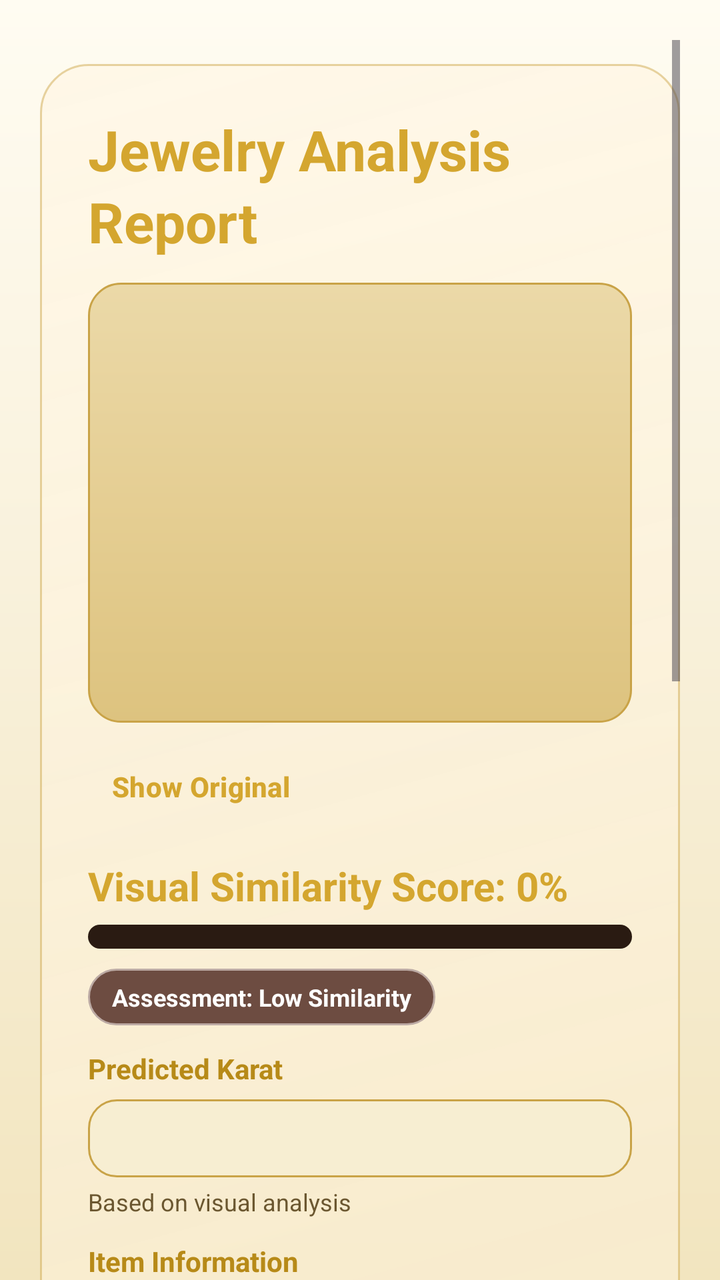
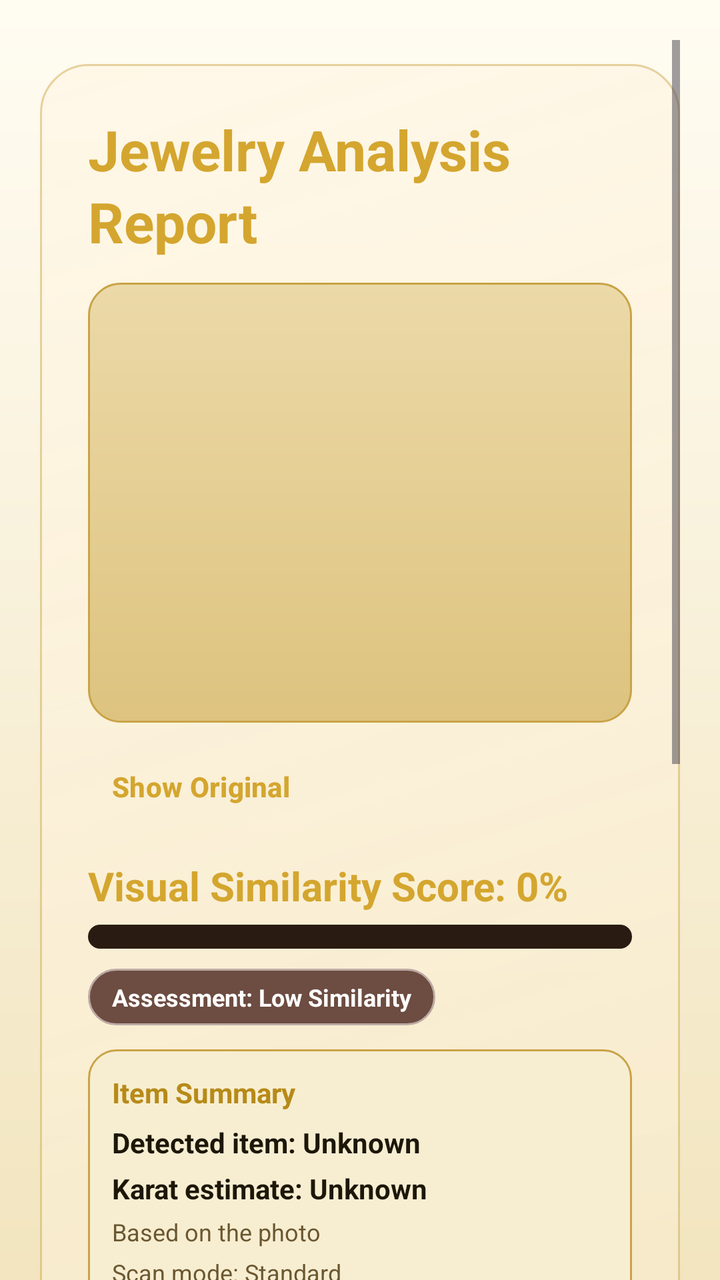

Screens rendered from an Android XML layout before and after an edit, with the pre-edit source and the edit as a unified diff.
<!-- AndroidManifest.xml: application theme Theme.StudioWebWrapper -->
<!-- res/layout/fragment_grade_result.xml -->
<?xml version="1.0" encoding="utf-8"?>
<ScrollView xmlns:android="http://schemas.android.com/apk/res/android"
    android:layout_width="match_parent"
    android:layout_height="match_parent"
    android:background="@drawable/bg_black_gold"
    android:padding="20dp"
    android:clipToPadding="false">

    <LinearLayout
        android:layout_width="match_parent"
        android:layout_height="wrap_content"
        android:layout_marginTop="12dp"
        android:background="@drawable/bg_glassmorphism"
        android:orientation="vertical"
        android:padding="24dp">

        <TextView
            android:layout_width="wrap_content"
            android:layout_height="wrap_content"
            android:text="Jewelry Analysis Report"
            android:textAppearance="@style/TextAppearance.Material3.HeadlineMedium"
            android:textColor="@color/jg_gold_light"
            android:textStyle="bold" />

        <ImageView
            android:id="@+id/previewImage"
            android:layout_width="match_parent"
            android:layout_height="220dp"
            android:layout_marginTop="12dp"
            android:background="@drawable/bg_preview"
            android:scaleType="centerCrop" />

        <com.google.android.material.button.MaterialButton
            android:id="@+id/toggleDetectionsButton"
            style="@style/JewelGrade.TextButton"
            android:layout_width="wrap_content"
            android:layout_height="wrap_content"
            android:layout_marginTop="8dp"
            android:text="Show Original" />

        <TextView
            android:id="@+id/totalScoreText"
            android:layout_width="match_parent"
            android:layout_height="wrap_content"
            android:layout_marginTop="12dp"
            android:text="Visual Similarity Score: 0%"
            android:textColor="@color/jg_gold_light"
            android:textSize="20sp"
            android:textStyle="bold" />

        <ProgressBar
            android:id="@+id/overallScoreBar"
            style="?android:attr/progressBarStyleHorizontal"
            android:layout_width="match_parent"
            android:layout_height="12dp"
            android:layout_marginTop="6dp"
            android:max="100"
            android:progress="0"
            android:progressDrawable="@drawable/progress_overall_rounded" />

        <TextView
            android:id="@+id/tierBadgeText"
            android:layout_width="wrap_content"
            android:layout_height="wrap_content"
            android:layout_marginTop="10dp"
            android:background="@drawable/bg_badge_tier_d"
            android:paddingStart="12dp"
            android:paddingTop="6dp"
            android:paddingEnd="12dp"
            android:paddingBottom="6dp"
            android:text="Assessment: Low Similarity"
            android:textAllCaps="false"
            android:textColor="#FFFFFF"
            android:textSize="12sp"
            android:textStyle="bold" />

        <TextView
            android:layout_width="wrap_content"
            android:layout_height="wrap_content"
            android:layout_marginTop="12dp"
            android:text="Predicted Karat"
            android:textColor="@color/jg_gold"
            android:textStyle="bold" />

        <TextView
            android:id="@+id/materialText"
            android:layout_width="match_parent"
            android:layout_height="wrap_content"
            android:layout_marginTop="6dp"
            android:background="@drawable/bg_dashboard_tile"
            android:padding="10dp"
            android:maxLines="2"
            android:ellipsize="end"
            android:singleLine="false"
            android:textColor="@color/jg_text_primary"
            android:textStyle="bold" />

        <TextView
            android:id="@+id/karatBasisText"
            android:layout_width="match_parent"
            android:layout_height="wrap_content"
            android:layout_marginTop="4dp"
            android:text="Based on visual analysis"
            android:textColor="@color/jg_text_secondary"
            android:textSize="12sp" />

        <TextView
            android:layout_width="wrap_content"
            android:layout_height="wrap_content"
            android:layout_marginTop="12dp"
            android:text="Item Information"
            android:textColor="@color/jg_gold"
            android:textStyle="bold" />

        <TextView
            android:id="@+id/itemTypeText"
            android:layout_width="match_parent"
            android:layout_height="wrap_content"
            android:layout_marginTop="6dp"
            android:background="@drawable/bg_dashboard_tile"
            android:padding="10dp"
            android:text="Item Type: Unknown"
            android:textColor="@color/jg_text_primary" />

        <TextView
            android:id="@+id/modelUsedText"
            android:layout_width="match_parent"
            android:layout_height="wrap_content"
            android:layout_marginTop="4dp"
            android:text="Analysis Tool: AI Computer Vision"
            android:textColor="@color/jg_text_secondary"
            android:textSize="12sp" />

        <TextView
            android:layout_width="wrap_content"
            android:layout_height="wrap_content"
            android:layout_marginTop="12dp"
            android:text="What This Result Suggests"
            android:textColor="@color/jg_gold"
            android:textStyle="bold" />

        <TextView
            android:id="@+id/analysisText"
            android:layout_width="match_parent"
            android:layout_height="wrap_content"
            android:layout_marginTop="6dp"
            android:background="@drawable/bg_dashboard_tile"
            android:padding="10dp"
            android:textColor="@color/jg_text_secondary" />

        <TextView
            android:layout_width="wrap_content"
            android:layout_height="wrap_content"
            android:layout_marginTop="12dp"
            android:text="Re-scan Suggestions"
            android:textColor="@color/jg_gold"
            android:textStyle="bold" />

        <TextView
            android:id="@+id/rescanSuggestionsText"
            android:layout_width="match_parent"
            android:layout_height="wrap_content"
            android:layout_marginTop="6dp"
            android:background="@drawable/bg_dashboard_tile"
            android:padding="10dp"
            android:textColor="@color/jg_text_secondary" />

        <TextView
            android:id="@+id/disclaimerText"
            android:layout_width="match_parent"
            android:layout_height="wrap_content"
            android:layout_marginTop="12dp"
            android:layout_marginBottom="4dp"
            android:text="⚠️ Disclaimer: This app provides visual analysis only and is NOT a professional appraisal, authenticity certification, or guarantee of gold purity. Always consult a certified jeweler or appraiser before buying, selling, or trading jewelry."
            android:textColor="@color/jg_error"
            android:textSize="12sp"
            android:textStyle="bold" />

        <com.google.android.material.button.MaterialButton
            android:id="@+id/advancedMetricsButton"
            style="@style/JewelGrade.OutlinedButton"
            android:layout_width="match_parent"
            android:layout_height="wrap_content"
            android:layout_marginTop="16dp"
            android:text="Advanced Metrics" />

        <com.google.android.material.button.MaterialButton
            android:id="@+id/addStampButton"
            style="@style/JewelGrade.OutlinedButton"
            android:layout_width="match_parent"
            android:layout_height="wrap_content"
            android:layout_marginTop="10dp"
            android:text="Add Stamp Closeup" />

        <com.google.android.material.button.MaterialButton
            android:id="@+id/gradeAnotherButton"
            style="@style/JewelGrade.PrimaryButton"
            android:layout_width="match_parent"
            android:layout_height="wrap_content"
            android:layout_marginTop="10dp"
            android:text="Grade Another" />

        <com.google.android.material.button.MaterialButton
            android:id="@+id/backButton"
            style="@style/JewelGrade.TextButton"
            android:layout_width="wrap_content"
            android:layout_height="wrap_content"
            android:text="Back" />

    </LinearLayout>

</ScrollView>
<!-- resources referenced by this layout -->
<resources>
  <color name="jg_error">#FF6B6B</color>
  <color name="jg_gold">#B78A18</color>
  <color name="jg_gold_light">#D4A62F</color>
  <color name="jg_text_primary">#1D1708</color>
  <color name="jg_text_secondary">#6B5730</color>
  <!-- drawable bg_badge_tier_d (drawable) -->
  <?xml version="1.0" encoding="utf-8"?>
  <shape xmlns:android="http://schemas.android.com/apk/res/android" android:shape="rectangle">
      <solid android:color="#6D4C41" />
      <corners android:radius="999dp" />
      <stroke android:width="1dp" android:color="#BCAAA4" />
  </shape>
  <!-- drawable bg_black_gold (drawable) -->
  <?xml version="1.0" encoding="utf-8"?>
  <shape xmlns:android="http://schemas.android.com/apk/res/android" android:shape="rectangle">
      <gradient
          android:angle="320"
      android:startColor="@color/jg_bg_gradient_start"
      android:centerColor="@color/jg_bg_gradient_mid"
      android:endColor="@color/jg_bg_gradient_end"
          android:type="linear" />
  </shape>
  <!-- drawable bg_dashboard_tile (drawable) -->
  <?xml version="1.0" encoding="utf-8"?>
  <shape xmlns:android="http://schemas.android.com/apk/res/android" android:shape="rectangle">
      <solid android:color="@color/jg_tile_fill" />
      <corners android:radius="14dp" />
      <stroke
          android:width="1dp"
          android:color="@color/jg_tile_stroke" />
  </shape>
  <!-- drawable bg_preview (drawable) -->
  <?xml version="1.0" encoding="utf-8"?>
  <shape xmlns:android="http://schemas.android.com/apk/res/android" android:shape="rectangle">
      <gradient
          android:angle="330"
          android:startColor="@color/jg_preview_start"
          android:centerColor="@color/jg_preview_mid"
          android:endColor="@color/jg_preview_end" />
      <corners android:radius="16dp" />
      <stroke
          android:width="1dp"
          android:color="@color/jg_tile_stroke" />
  </shape>
  <style name="JewelGrade.OutlinedButton" parent="Widget.Material3.Button.OutlinedButton">
          <item name="android:textAllCaps">false</item>
          <item name="android:textStyle">bold</item>
          <item name="android:textColor">@color/jg_gold</item>
          <item name="strokeColor">@color/jg_gold_dark</item>
          <item name="cornerRadius">14dp</item>
      </style>
  <style name="JewelGrade.PrimaryButton" parent="Widget.Material3.Button">
          <item name="android:textAllCaps">false</item>
          <item name="android:textStyle">bold</item>
          <item name="android:textColor">@color/jg_black</item>
          <item name="backgroundTint">@color/jg_gold</item>
          <item name="cornerRadius">14dp</item>
      </style>
  <style name="JewelGrade.TextButton" parent="Widget.Material3.Button.TextButton">
          <item name="android:textAllCaps">false</item>
          <item name="android:textStyle">bold</item>
          <item name="android:textColor">@color/jg_gold_light</item>
      </style>
  <color name="jg_bg_gradient_start">#FFFCF2</color>
  <color name="jg_bg_gradient_mid">#F8F0D9</color>
  <color name="jg_bg_gradient_end">#F2E5BF</color>
  <color name="jg_tile_fill">#F7EED2</color>
  <color name="jg_tile_stroke">#C9A347</color>
  <color name="jg_glass_start">#CCFFF7E6</color>
  <color name="jg_glass_mid">#BFFAEED3</color>
  <color name="jg_glass_end">#CCF2E3C1</color>
  <color name="jg_glass_stroke">#80CFA951</color>
  <color name="jg_preview_start">#EBD9A8</color>
  <color name="jg_preview_mid">#E5CE93</color>
  <color name="jg_preview_end">#DDC37F</color>
  <color name="jg_gold_dark">#8C6A10</color>
  <color name="jg_black">#13110A</color>
  <color name="jg_black_card">#FFFDF7</color>
  <!-- unchanged entries left out for length: 3 -->
</resources>

<!-- the commit's change to res/layout/fragment_grade_result.xml (unified diff, before → after) -->
@@ -74,68 +74,66 @@
             android:textSize="12sp"
             android:textStyle="bold" />
 
-        <TextView
-            android:layout_width="wrap_content"
+        <LinearLayout
+            android:layout_width="match_parent"
             android:layout_height="wrap_content"
             android:layout_marginTop="12dp"
-            android:text="Predicted Karat"
-            android:textColor="@color/jg_gold"
-            android:textStyle="bold" />
+            android:background="@drawable/bg_dashboard_tile"
+            android:orientation="vertical"
+            android:padding="12dp">
 
-        <TextView
-            android:id="@+id/materialText"
-            android:layout_width="match_parent"
-            android:layout_height="wrap_content"
-            android:layout_marginTop="6dp"
-            android:background="@drawable/bg_dashboard_tile"
-            android:padding="10dp"
-            android:maxLines="2"
-            android:ellipsize="end"
-            android:singleLine="false"
-            android:textColor="@color/jg_text_primary"
-            android:textStyle="bold" />
+            <TextView
+                android:layout_width="wrap_content"
+                android:layout_height="wrap_content"
+                android:text="Item Summary"
+                android:textColor="@color/jg_gold"
+                android:textStyle="bold" />
 
-        <TextView
-            android:id="@+id/karatBasisText"
-            android:layout_width="match_parent"
-            android:layout_height="wrap_content"
-            android:layout_marginTop="4dp"
-            android:text="Based on visual analysis"
-            android:textColor="@color/jg_text_secondary"
-            android:textSize="12sp" />
+            <TextView
+                android:id="@+id/itemTypeText"
+                android:layout_width="match_parent"
+                android:layout_height="wrap_content"
+                android:layout_marginTop="6dp"
+                android:text="Detected item: Unknown"
+                android:textColor="@color/jg_text_primary"
+                android:textStyle="bold" />
+
+            <TextView
+                android:id="@+id/materialText"
+                android:layout_width="match_parent"
+                android:layout_height="wrap_content"
+                android:layout_marginTop="4dp"
+                android:maxLines="2"
+                android:ellipsize="end"
+                android:singleLine="false"
+                android:text="Karat estimate: Unknown"
+                android:textColor="@color/jg_text_primary"
+                android:textStyle="bold" />
+
+            <TextView
+                android:id="@+id/karatBasisText"
+                android:layout_width="match_parent"
+                android:layout_height="wrap_content"
+                android:layout_marginTop="4dp"
+                android:text="Based on the photo"
+                android:textColor="@color/jg_text_secondary"
+                android:textSize="12sp" />
+
+            <TextView
+                android:id="@+id/modelUsedText"
+                android:layout_width="match_parent"
+                android:layout_height="wrap_content"
+                android:layout_marginTop="4dp"
+                android:text="Scan mode: Standard"
+                android:textColor="@color/jg_text_secondary"
+                android:textSize="12sp" />
+        </LinearLayout>
 
         <TextView
             android:layout_width="wrap_content"
             android:layout_height="wrap_content"
             android:layout_marginTop="12dp"
-            android:text="Item Information"
-            android:textColor="@color/jg_gold"
-            android:textStyle="bold" />
-
-        <TextView
-            android:id="@+id/itemTypeText"
-            android:layout_width="match_parent"
-            android:layout_height="wrap_content"
-            android:layout_marginTop="6dp"
-            android:background="@drawable/bg_dashboard_tile"
-            android:padding="10dp"
-            android:text="Item Type: Unknown"
-            android:textColor="@color/jg_text_primary" />
-
-        <TextView
-            android:id="@+id/modelUsedText"
-            android:layout_width="match_parent"
-            android:layout_height="wrap_content"
-            android:layout_marginTop="4dp"
-            android:text="Analysis Tool: AI Computer Vision"
-            android:textColor="@color/jg_text_secondary"
-            android:textSize="12sp" />
-
-        <TextView
-            android:layout_width="wrap_content"
-            android:layout_height="wrap_content"
-            android:layout_marginTop="12dp"
-            android:text="What This Result Suggests"
+            android:text="What This Means"
             android:textColor="@color/jg_gold"
             android:textStyle="bold" />
 
@@ -152,7 +150,7 @@
             android:layout_width="wrap_content"
             android:layout_height="wrap_content"
             android:layout_marginTop="12dp"
-            android:text="Re-scan Suggestions"
+            android:text="Tips to Improve the Photo"
             android:textColor="@color/jg_gold"
             android:textStyle="bold" />
 
@@ -164,17 +162,6 @@
             android:background="@drawable/bg_dashboard_tile"
             android:padding="10dp"
             android:textColor="@color/jg_text_secondary" />
-
-        <TextView
-            android:id="@+id/disclaimerText"
-            android:layout_width="match_parent"
-            android:layout_height="wrap_content"
-            android:layout_marginTop="12dp"
-            android:layout_marginBottom="4dp"
-            android:text="⚠️ Disclaimer: This app provides visual analysis only and is NOT a professional appraisal, authenticity certification, or guarantee of gold purity. Always consult a certified jeweler or appraiser before buying, selling, or trading jewelry."
-            android:textColor="@color/jg_error"
-            android:textSize="12sp"
-            android:textStyle="bold" />
 
         <com.google.android.material.button.MaterialButton
             android:id="@+id/advancedMetricsButton"
@@ -190,7 +177,7 @@
             android:layout_width="match_parent"
             android:layout_height="wrap_content"
             android:layout_marginTop="10dp"
-            android:text="Add Stamp Closeup" />
+            android:text="Add Karat Stamp Closeup" />
 
         <com.google.android.material.button.MaterialButton
             android:id="@+id/gradeAnotherButton"
<!-- resource entries referenced after the edit -->
@@ -1,6 +1,5 @@
 <!-- resources referenced by this layout -->
 <resources>
-  <color name="jg_error">#FF6B6B</color>
   <color name="jg_gold">#B78A18</color>
   <color name="jg_gold_light">#D4A62F</color>
   <color name="jg_text_primary">#1D1708</color>
